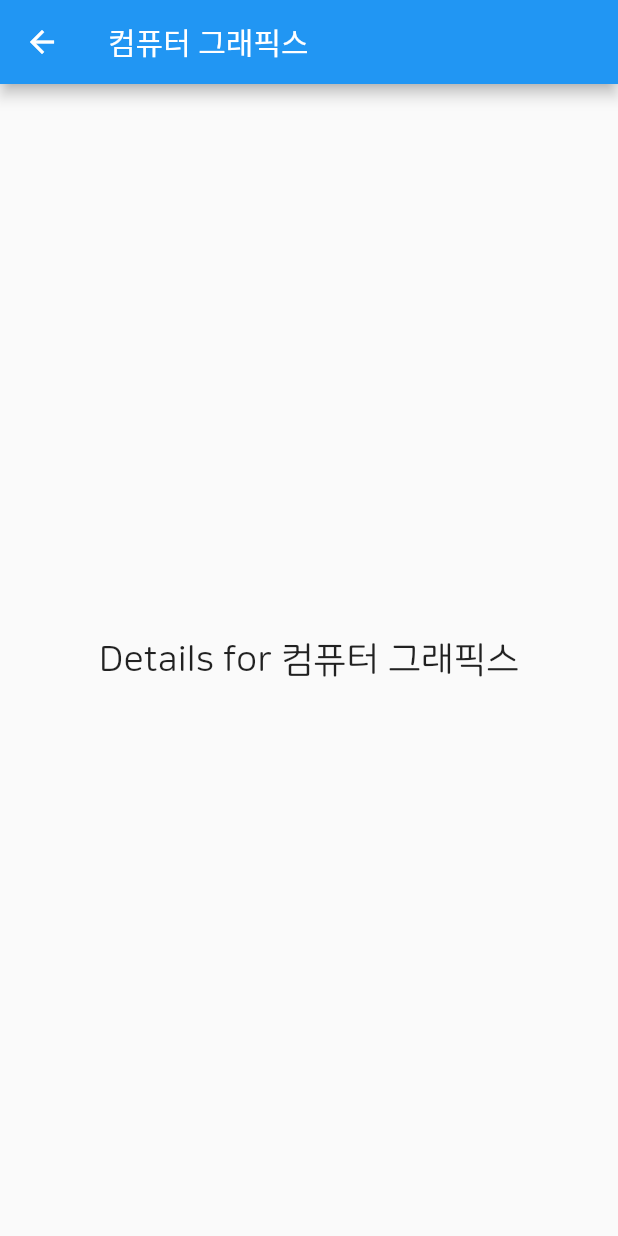
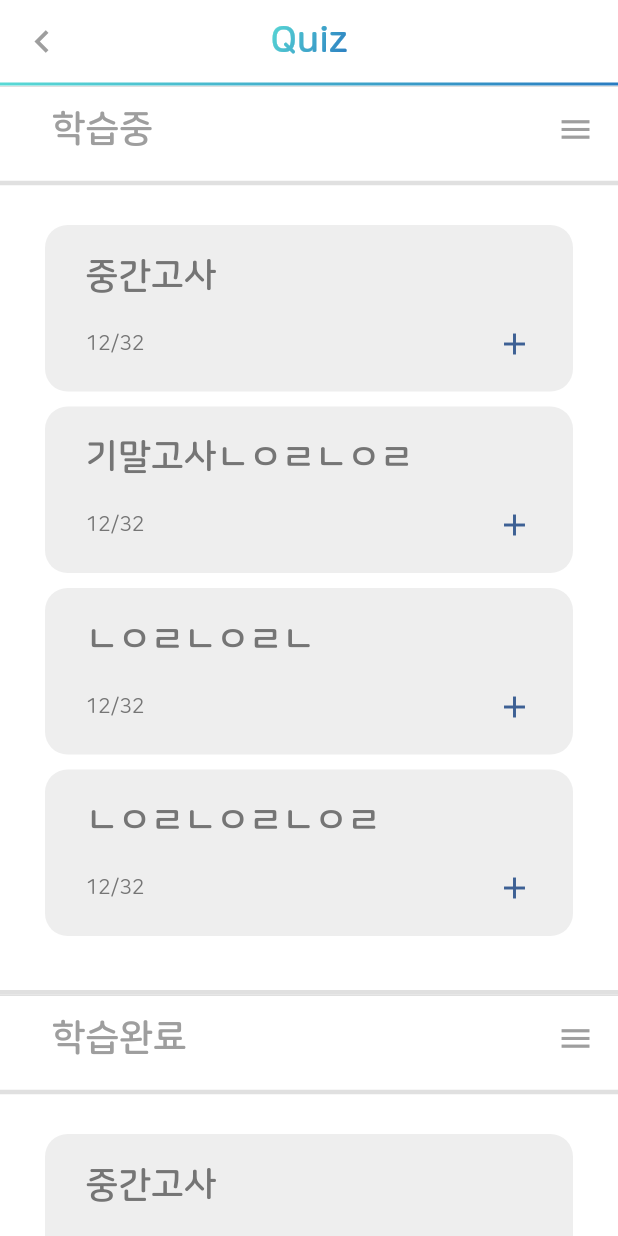
Before and after one commit to usnisTeam5/-unis_project, a Flutter app: the QuizScreen screen opened directly, after a tap on "컴퓨터 그래픽스", on a phone screen of 412 x 824 dp. Run offline on Flutter 3.47's test engine with Material 2 defaults, Android fonts, the phone set to English and light mode, and no system bars; our stand-ins replace image_picker.

Commit message:
Quiz folder

```diff
--- a/lib/my_quiz/my_quiz.dart
+++ b/lib/my_quiz/my_quiz.dart
@@ -1,5 +1,6 @@
 import 'package:flutter/material.dart';
 import '../css/css.dart';
+import '../my_quiz/quiz_folder.dart';
 void main() {
   runApp(MyApp());
 }
@@ -50,8 +51,7 @@ class QuizScreen extends StatelessWidget {
               Navigator.push(
                 context,
                 MaterialPageRoute(
-                  builder: (context) => DetailScreen(subject: subjects[index]),
-                ),
+                  builder: (context) => QuizFolderScreen()),
               );
             },
             child: Container(
@@ -87,25 +87,3 @@ final List<String> subjects = [
   '오토마타',
   '리눅스 운영체제',//
 ];//
-
-// 각 과목의 세부 정보를 표시하는 화면
-class DetailScreen extends StatelessWidget {
-  final String subject;
-
-  DetailScreen({required this.subject});
-
-  @override
-  Widget build(BuildContext context) {
-    return Scaffold(
-      appBar: AppBar(
-        title: Text(subject),
-      ),
-      body: Center(
-        child: Text(
-          'Details for $subject',
-          style: TextStyle(fontSize: 24.0),
-        ),
-      ),
-    );
-  }
-}
--- /dev/null
+++ b/lib/my_quiz/quiz_folder.dart
@@ -0,0 +1,239 @@
+import 'package:flutter/material.dart';
+import '../css/css.dart';
+void main() {
+  runApp(MyApp());
+}
+
+class MyApp extends StatelessWidget {
+  @override
+  Widget build(BuildContext context) {
+    return MaterialApp(
+      theme: ThemeData(
+        fontFamily: 'Bold',
+      ),
+      home: QuizFolderScreen(),
+    );
+  }
+}
+
+class QuizFolderScreen extends StatefulWidget {
+  @override
+  _QuizScreenState createState() => _QuizScreenState();
+}
+
+class _QuizScreenState extends State<QuizFolderScreen> {
+  // 과목 목록
+  final List<String> subjects = [
+    '중간고사',
+    '기말고사'
+    'ㄴㅇㄹㄴㅇㄹ',
+    'ㄴㅇㄹㄴㅇㄹㄴ',
+    'ㄴㅇㄹㄴㅇㄹㄴㅇㄹ',
+  ];
+
+  @override
+  Widget build(BuildContext context) {
+
+    final width = MediaQuery.of(context).size.width;
+    final height = MediaQuery.of(context).size.height;
+
+    return Scaffold(
+      appBar: AppBar(
+        leading: IconButton(
+          icon: Icon(Icons.keyboard_arrow_left, size: 30,),
+
+          color: Colors.grey,
+          onPressed: () {
+            Navigator.pop(context);  // 로그인 화면으로 되돌아가기
+          },
+        ),
+        elevation: 0,
+        backgroundColor: Colors.white,
+        automaticallyImplyLeading: false,
+        centerTitle: true,  // Title을 중앙에 배치
+        title: GradientText(width: width, text: 'Quiz', tSize: 0.06, tStyle: 'Bold'),
+        bottom: PreferredSize(
+          preferredSize: Size.fromHeight(1.0),  // Set the height of the underline
+          child: Container(
+            decoration: BoxDecoration(
+              gradient: MainGradient(),
+            ),
+            height: 2.0,  // Set the thickness of the undedsrline
+          ),
+        ),
+      ),
+      body: SingleChildScrollView(
+        child: Column(
+          children: [
+            Container(
+              decoration: BoxDecoration(
+                color: Colors.white,
+                border: Border(
+                  bottom: BorderSide(color: Colors.grey[300]!, width: 2.0),  // Set the color and width of the bottom border
+                ),
+              ),
+              child: ExpansionTile(
+                initiallyExpanded: true,
+                title: Text('   학습중', style: TextStyle(color: Colors.grey, fontFamily: 'Bold', fontSize: width * 0.06)),
+                trailing: Icon(Icons.menu_outlined, size: width * 0.06, color: Colors.grey,),
+                children: [
+                  Divider(  // 여기에 Divider 추가
+                    color: Colors.grey[300],
+                    thickness: 3.0,
+                  ),
+                  Container(
+                    padding: EdgeInsets.symmetric(vertical: 20, horizontal: 30),
+                    height: (subjects.length * 125.0) + (10.0 * (subjects.length - 1)),  // assuming each item is 70.0 high and 10.0 padding between items
+                    child: Column(
+                      children: subjects.map((subject) {
+                        return GestureDetector(
+                          onTap: () {
+                            // 화면 전환 로직
+                            Navigator.push(
+                              context,
+                              MaterialPageRoute(
+                                  builder: (context) => QuizFolderScreen()),
+                            );
+                          },
+                          child: Container(
+                            margin: EdgeInsets.only(bottom: 10.0),
+                            padding: EdgeInsets.symmetric(vertical: 20.0, horizontal: 27),
+                            decoration: BoxDecoration(
+                              color: Colors.grey[200],
+                              borderRadius: BorderRadius.circular(15.0),
+                            ),
+                            child: Column(
+                              crossAxisAlignment: CrossAxisAlignment.start,  // 아이템을 세로축 왼쪽으로 정렬
+                              children: [
+                                Text(
+                                  subject,
+                                  style: TextStyle(
+                                    fontSize: 24.0,
+                                    fontFamily: 'Bold',
+                                    color: Colors.grey[600],
+                                  ),
+                                ),
+                                SizedBox(height: 20,),
+                                Row(
+                                  children: [
+                                    Text(
+                                      '12/32',
+                                      style: TextStyle(
+                                        fontSize: 14.0,
+                                        color: Colors.grey[600],
+                                      ),
+                                    ),
+                                    Spacer(flex: 1),  // 사용 가능한 공간을 차지합니다.
+                                    GestureDetector(
+                                      onTap: () {
+                                        // onTap 로직
+                                        // 예를 들어, 다음 화면으로 이동하거나 다이얼로그를 표시
+                                      },
+                                      child: Icon(
+                                        Icons.add,
+                                        color: Color(0xFF3D6094),
+                                        size: 24,
+                                      ),
+                                    ),
+                                  ],
+                                ),
+                              ],
+                            ),
+                          ),
+                        );
+                      }).toList(),
+                    ),
+                  ),
+                ],
+              ),
+            ),
+            // 여기에 회색 선 추가
+
+            Container(
+              decoration: BoxDecoration(
+                color: Colors.white,
+                border: Border(
+                  bottom: BorderSide(color: Colors.grey[300]!, width: 2.0),  // Set the color and width of the bottom border
+                ),
+              ),
+              child: ExpansionTile(
+                initiallyExpanded: true,
+                title: Text('   학습완료', style: TextStyle(color: Colors.grey, fontFamily: 'Bold', fontSize: width * 0.06)),
+                trailing: Icon(Icons.menu_outlined, size: width * 0.06, color: Colors.grey,),
+                children: [
+                  Divider(  // 여기에 Divider 추가
+                    color: Colors.grey[300],
+                    thickness: 3.0,
+                  ),
+                  Container(
+                    padding: EdgeInsets.symmetric(vertical: 20, horizontal: 30),
+                    height: (subjects.length * 125.0) + (10.0 * (subjects.length - 1)),  // assuming each item is 70.0 high and 10.0 padding between items
+                    child: Column(
+                      children: subjects.map((subject) {
+                        return GestureDetector(
+                          onTap: () {
+                            // 화면 전환 로직
+                            Navigator.push(
+                              context,
+                              MaterialPageRoute(
+                                  builder: (context) => QuizFolderScreen()),
+                            );
+                          },
+                          child: Container(
+                            margin: EdgeInsets.only(bottom: 10.0),
+                            padding: EdgeInsets.symmetric(vertical: 20.0, horizontal: 27),
+                            decoration: BoxDecoration(
+                              color: Colors.grey[200],
+                              borderRadius: BorderRadius.circular(15.0),
+                            ),
+                            child: Column(
+                              crossAxisAlignment: CrossAxisAlignment.start,  // 아이템을 세로축 왼쪽으로 정렬
+                              children: [
+                                Text(
+                                  subject,
+                                  style: TextStyle(
+                                    fontSize: 24.0,
+                                    fontFamily: 'Bold',
+                                    color: Colors.grey[600],
+                                  ),
+                                ),
+                                SizedBox(height: 20,),
+                                Row(
+                                  children: [
+                                    Text(
+                                      '12/32',
+                                      style: TextStyle(
+                                        fontSize: 14.0,
+                                        color: Colors.grey[600],
+                                      ),
+                                    ),
+                                    Spacer(flex: 1),  // 사용 가능한 공간을 차지합니다.
+                                    GestureDetector(
+                                      onTap: () {
+                                        // onTap 로직
+                                        // 예를 들어, 다음 화면으로 이동하거나 다이얼로그를 표시
+                                      },
+                                      child: Icon(
+                                        Icons.add,
+                                        color: Color(0xFF3D6094),
+                                        size: 24,
+                                      ),
+                                    ),
+                                  ],
+                                ),
+                              ],
+                            ),
+                          ),
+                        );
+                      }).toList(),
+                    ),
+                  ),
+                ],
+              ),
+            ),
+          ],
+        ),
+      ),
+    );
+  }
+}
```
